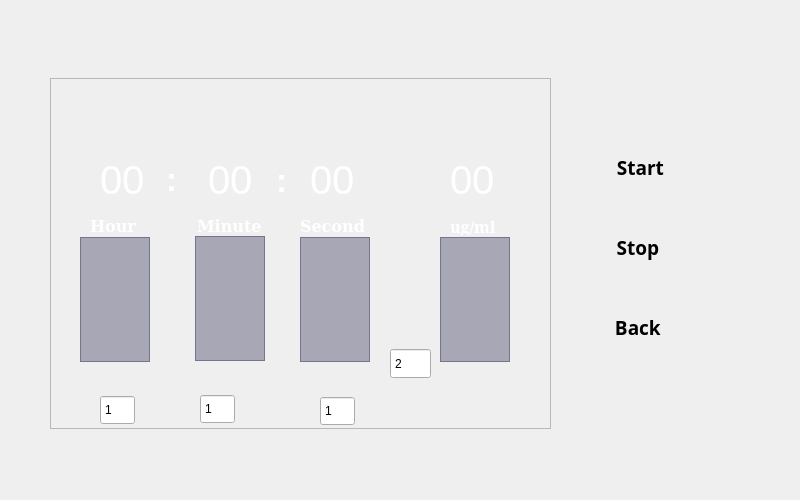
Old version of the form infection.ui in the repository mohsencyber/gardinaUI.
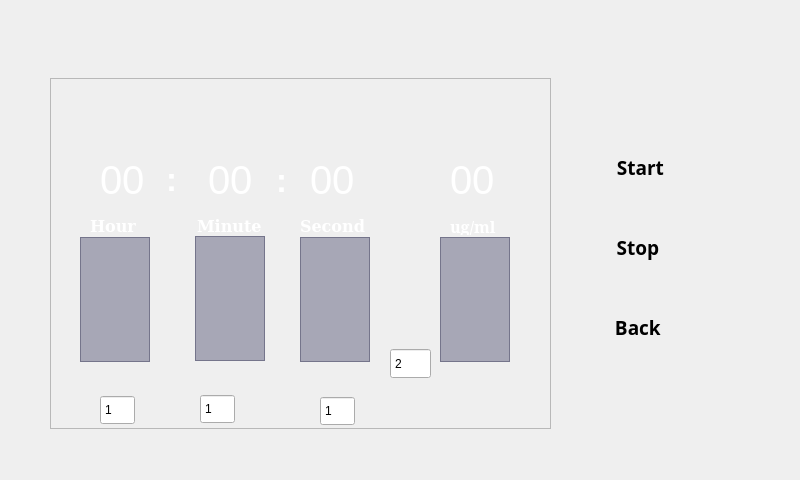
New version of the form. Icons and pictures are not drawn.

Patch:
```diff
--- a/infection.ui
+++ b/infection.ui
@@ -7,7 +7,7 @@
     <x>0</x>
     <y>0</y>
     <width>800</width>
-    <height>500</height>
+    <height>480</height>
    </rect>
   </property>
   <property name="windowTitle">
```
